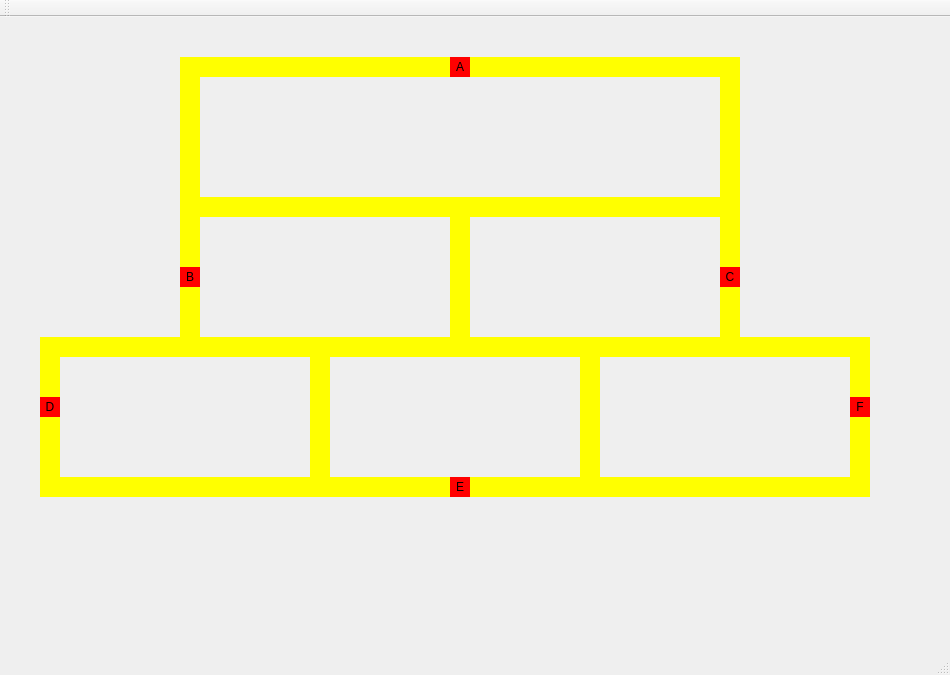
Qt form mainwindow.ui (helena-varela/projeto-trem) before a commit.
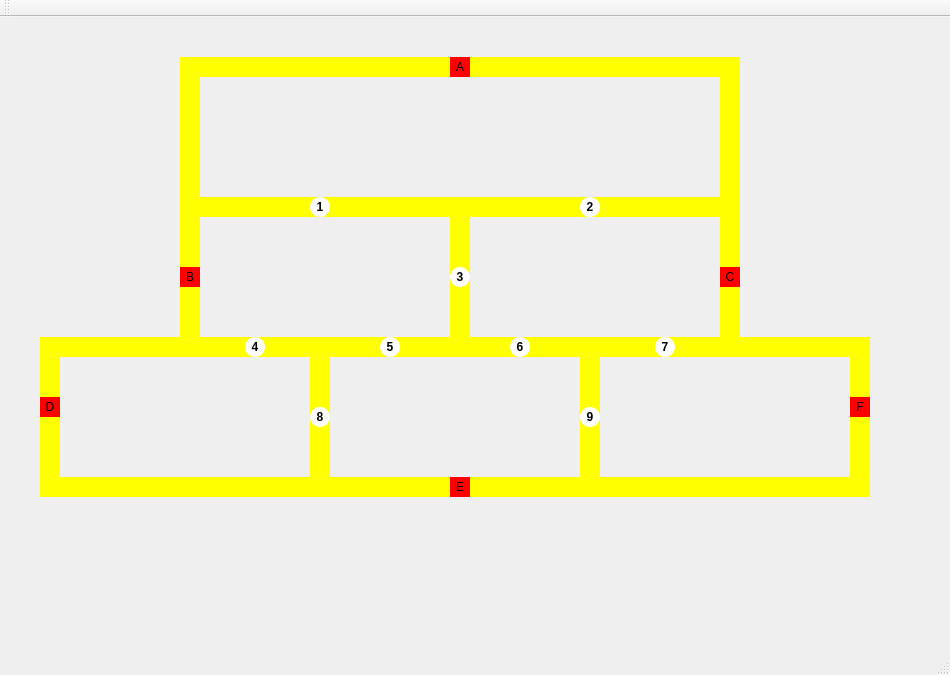
The same form after that commit.

Commit message: feat: colocando QLabel de 1 a 9 pra simular os mutex

```diff
--- a/mainwindow.ui
+++ b/mainwindow.ui
@@ -419,6 +419,222 @@
      <string/>
     </property>
    </widget>
+   <widget class="QLabel" name="label_trem2_2">
+    <property name="geometry">
+     <rect>
+      <x>310</x>
+      <y>180</y>
+      <width>20</width>
+      <height>20</height>
+     </rect>
+    </property>
+    <property name="styleSheet">
+     <string notr="true">QLabel {
+    background-color: rgba(255, 255, 255, 1); 
+    color: black;
+    border-radius: 10px;
+    font-weight: bold;
+}</string>
+    </property>
+    <property name="text">
+     <string>1</string>
+    </property>
+    <property name="alignment">
+     <set>Qt::AlignmentFlag::AlignCenter</set>
+    </property>
+   </widget>
+   <widget class="QLabel" name="label_trem2_3">
+    <property name="geometry">
+     <rect>
+      <x>580</x>
+      <y>180</y>
+      <width>20</width>
+      <height>20</height>
+     </rect>
+    </property>
+    <property name="styleSheet">
+     <string notr="true">QLabel {
+    background-color: rgba(255, 255, 255, 1); 
+    color: black;
+    border-radius: 10px;
+    font-weight: bold;
+}</string>
+    </property>
+    <property name="text">
+     <string>2</string>
+    </property>
+    <property name="alignment">
+     <set>Qt::AlignmentFlag::AlignCenter</set>
+    </property>
+   </widget>
+   <widget class="QLabel" name="label_trem2_4">
+    <property name="geometry">
+     <rect>
+      <x>450</x>
+      <y>250</y>
+      <width>20</width>
+      <height>20</height>
+     </rect>
+    </property>
+    <property name="styleSheet">
+     <string notr="true">QLabel {
+    background-color: rgba(255, 255, 255, 1); 
+    color: black;
+    border-radius: 10px;
+    font-weight: bold;
+}</string>
+    </property>
+    <property name="text">
+     <string>3</string>
+    </property>
+    <property name="alignment">
+     <set>Qt::AlignmentFlag::AlignCenter</set>
+    </property>
+   </widget>
+   <widget class="QLabel" name="label_trem2_5">
+    <property name="geometry">
+     <rect>
+      <x>245</x>
+      <y>320</y>
+      <width>20</width>
+      <height>20</height>
+     </rect>
+    </property>
+    <property name="styleSheet">
+     <string notr="true">QLabel {
+    background-color: rgba(255, 255, 255, 1); 
+    color: black;
+    border-radius: 10px;
+    font-weight: bold;
+}</string>
+    </property>
+    <property name="text">
+     <string>4</string>
+    </property>
+    <property name="alignment">
+     <set>Qt::AlignmentFlag::AlignCenter</set>
+    </property>
+   </widget>
+   <widget class="QLabel" name="label_trem2_6">
+    <property name="geometry">
+     <rect>
+      <x>380</x>
+      <y>320</y>
+      <width>20</width>
+      <height>20</height>
+     </rect>
+    </property>
+    <property name="styleSheet">
+     <string notr="true">QLabel {
+    background-color: rgba(255, 255, 255, 1); 
+    color: black;
+    border-radius: 10px;
+    font-weight: bold;
+}</string>
+    </property>
+    <property name="text">
+     <string>5</string>
+    </property>
+    <property name="alignment">
+     <set>Qt::AlignmentFlag::AlignCenter</set>
+    </property>
+   </widget>
+   <widget class="QLabel" name="label_trem2_7">
+    <property name="geometry">
+     <rect>
+      <x>510</x>
+      <y>320</y>
+      <width>20</width>
+      <height>20</height>
+     </rect>
+    </property>
+    <property name="styleSheet">
+     <string notr="true">QLabel {
+    background-color: rgba(255, 255, 255, 1); 
+    color: black;
+    border-radius: 10px;
+    font-weight: bold;
+}</string>
+    </property>
+    <property name="text">
+     <string>6</string>
+    </property>
+    <property name="alignment">
+     <set>Qt::AlignmentFlag::AlignCenter</set>
+    </property>
+   </widget>
+   <widget class="QLabel" name="label_trem2_8">
+    <property name="geometry">
+     <rect>
+      <x>655</x>
+      <y>320</y>
+      <width>20</width>
+      <height>20</height>
+     </rect>
+    </property>
+    <property name="styleSheet">
+     <string notr="true">QLabel {
+    background-color: rgba(255, 255, 255, 1); 
+    color: black;
+    border-radius: 10px;
+    font-weight: bold;
+}</string>
+    </property>
+    <property name="text">
+     <string>7</string>
+    </property>
+    <property name="alignment">
+     <set>Qt::AlignmentFlag::AlignCenter</set>
+    </property>
+   </widget>
+   <widget class="QLabel" name="label_trem2_9">
+    <property name="geometry">
+     <rect>
+      <x>310</x>
+      <y>390</y>
+      <width>20</width>
+      <height>20</height>
+     </rect>
+    </property>
+    <property name="styleSheet">
+     <string notr="true">QLabel {
+    background-color: rgba(255, 255, 255, 1); 
+    color: black;
+    border-radius: 10px;
+    font-weight: bold;
+}</string>
+    </property>
+    <property name="text">
+     <string>8</string>
+    </property>
+    <property name="alignment">
+     <set>Qt::AlignmentFlag::AlignCenter</set>
+    </property>
+   </widget>
+   <widget class="QLabel" name="label_trem2_10">
+    <property name="geometry">
+     <rect>
+      <x>580</x>
+      <y>390</y>
+      <width>20</width>
+      <height>20</height>
+     </rect>
+    </property>
+    <property name="styleSheet">
+     <string notr="true">QLabel {
+    background-color: rgba(255, 255, 255, 1); 
+    color: black;
+    border-radius: 10px;
+    font-weight: bold;
+}</string>
+    </property>
+    <property name="text">
+     <string>9</string>
+    </property>
+    <property name="alignment">
+     <set>Qt::AlignmentFlag::AlignCenter</set>
+    </property>
+   </widget>
    <zorder>label_trilho1</zorder>
    <zorder>label_trilho3</zorder>
    <zorder>label_trilho4</zorder>
@@ -443,6 +659,15 @@
    <zorder>label_trem5</zorder>
    <zorder>label_trem2</zorder>
    <zorder>label_trem4</zorder>
+   <zorder>label_trem2_2</zorder>
+   <zorder>label_trem2_3</zorder>
+   <zorder>label_trem2_4</zorder>
+   <zorder>label_trem2_5</zorder>
+   <zorder>label_trem2_6</zorder>
+   <zorder>label_trem2_7</zorder>
+   <zorder>label_trem2_8</zorder>
+   <zorder>label_trem2_9</zorder>
+   <zorder>label_trem2_10</zorder>
   </widget>
   <widget class="QMenuBar" name="menuBar">
    <property name="geometry">
```
